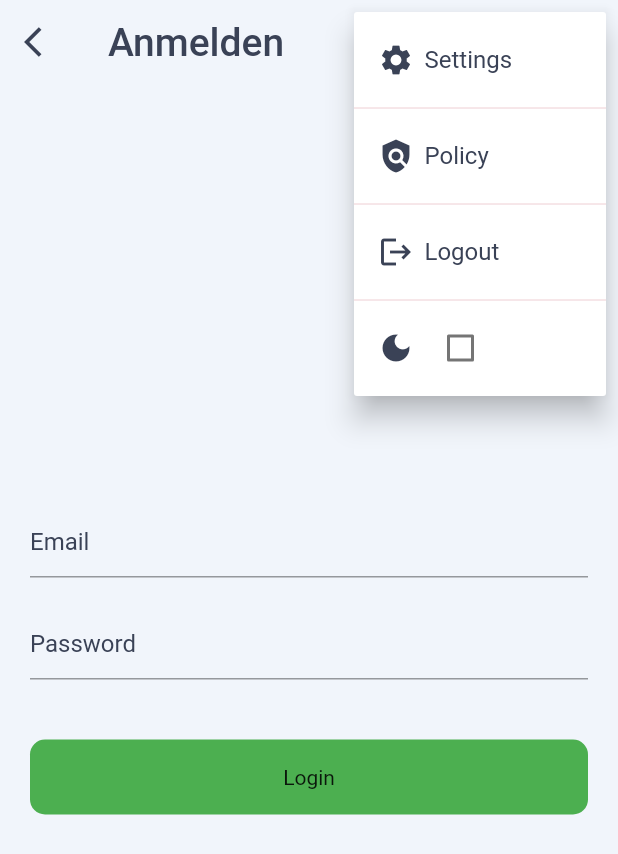
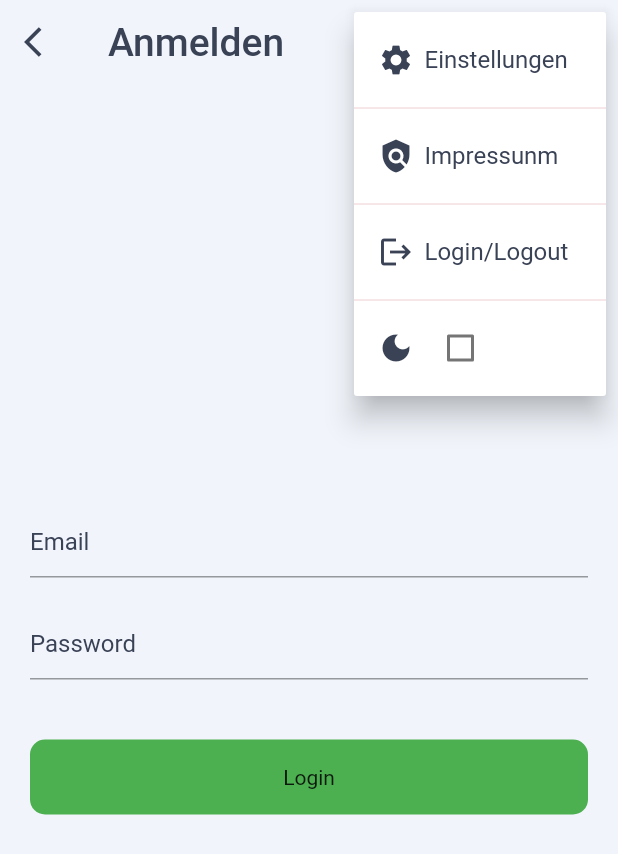
Before and after one commit to crisptells/SEIII_Flutter_App, a Flutter app: the LoginPage screen opened directly, after a tap on the "menu" icon, on a phone screen of 412 x 824 dp. Shown: the top 854 px of the screen. Run offline on Flutter 3.47's test engine with Material 2 defaults, Android fonts, the phone set to English and light mode, and no system bars; our stand-ins replace shared_preferences, table_calendar; accounts and stored records are empty; network calls fail.

Commit message:
auf deutsch

```diff
--- a/lib/login_out_page.dart
+++ b/lib/login_out_page.dart
@@ -77,7 +77,7 @@ class _LoginPageState extends State<LoginPage> {
                         width: 7,
                       ),
                       Text(
-                        'Settings',
+                        'Einstellungen',
                         style: TextStyle(
                           color: Theme.of(context).iconTheme.color,
                         ),
@@ -96,7 +96,7 @@ class _LoginPageState extends State<LoginPage> {
                         width: 7,
                       ),
                       Text(
-                        'Policy',
+                        'Impressunm',
                         style: TextStyle(
                           color: Theme.of(context).iconTheme.color,
                         ),
@@ -117,7 +117,7 @@ class _LoginPageState extends State<LoginPage> {
                         width: 7,
                       ),
                       Text(
-                        'Logout',
+                        'Login/Logout',
                         style: TextStyle(
                           color: Theme.of(context).iconTheme.color,
                         ),
```
